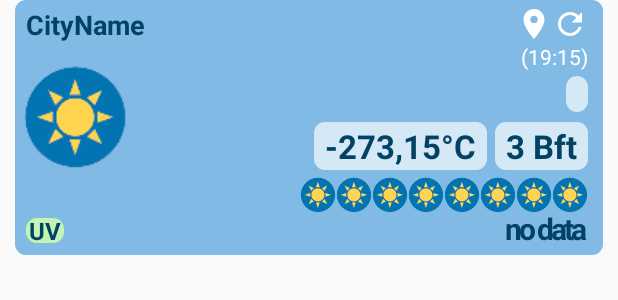
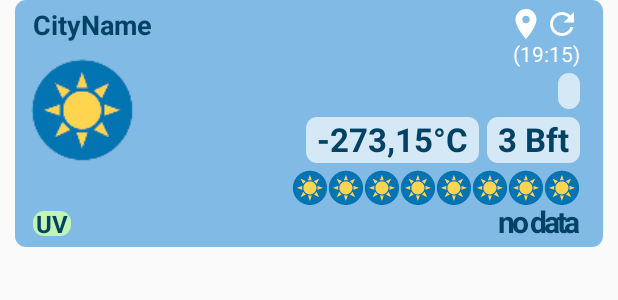
Before and after one commit to woheller69/weather, an Android app: the layout weather_widget.xml on its own in the app's theme, with its tools: preview values and no code run, on a phone screen of 412 x 824 dp. Shown: the top 300 px of the screen. Run offline under Robolectric (Android 15) with nearby library versions, the phone set to English and light mode, and no system bars.

Commit message:
Modifiy widget layouts

```diff
--- a/app/src/main/res/layout/weather_widget.xml
+++ b/app/src/main/res/layout/weather_widget.xml
@@ -24,7 +24,7 @@
         android:layout_height="wrap_content"
         android:adjustViewBounds="true"
         android:scaleType="centerCrop"
-        android:layout_marginStart="5dp"
+        android:layout_marginStart="10dp"
         android:layout_alignBottom="@+id/widget_temperature"
         android:src="@mipmap/weather_icon_10d" />
 
@@ -36,7 +36,7 @@
         android:textSize="18dp"
         android:textStyle="bold"
         android:paddingTop="4dp"
-        android:layout_marginStart="7dp"
+        android:layout_marginStart="12dp"
         android:textColor="@color/colorPrimaryDark" />
 
 
@@ -48,12 +48,12 @@
         android:textStyle="bold"
         android:text="@string/error_no_rain60min_data"
         android:letterSpacing="-0.1"
-        android:layout_marginEnd="3dp"
+        android:layout_marginEnd="8dp"
         android:layout_marginTop="-3dp"
         android:layout_below="@id/widget_8h"
         android:layout_alignParentEnd="true"
         android:paddingEnd="7dp"
-        android:paddingBottom="4dp"
+        android:paddingBottom="3dp"
         android:textColor="@color/colorPrimaryDark" />
 
     <TextView
@@ -67,7 +67,7 @@
         android:layout_below="@id/widget_8h"
         android:layout_alignParentStart="true"
         android:layout_alignBaseline="@id/widget_rain60min"
-        android:layout_marginStart="7dp"
+        android:layout_marginStart="12dp"
         android:paddingStart="2dp"
         android:paddingEnd="2dp"
         android:textColor="@color/colorPrimaryDark" />
@@ -78,6 +78,7 @@
         android:layout_height="wrap_content"
         android:scaleType="fitCenter"
         android:paddingTop="4dp"
+        android:paddingEnd="5dp"
         android:layout_marginEnd="10dp"
         android:background="@drawable/transparent_no_margin"
         android:layout_alignParentEnd="true"
@@ -101,9 +102,10 @@
         android:layout_height="wrap_content"
         android:text="(19:15)"
         android:textSize="14dp"
+        android:layout_marginTop="-2dp"
         android:layout_below="@id/widget_update"
         android:layout_alignParentEnd="true"
-        android:layout_marginEnd="10dp"
+        android:layout_marginEnd="15dp"
         android:textColor="#FFFFFF" />
 
     <TextView
@@ -116,9 +118,9 @@
         android:background="@drawable/rounded_grey"
         android:layout_below="@id/widget_sunrise_sunset"
         android:layout_toStartOf="@id/widget_wind"
-        android:layout_marginTop="3dp"
+        android:layout_marginTop="2dp"
         android:layout_marginEnd="5dp"
-        android:paddingTop="1dp"
+        android:paddingTop="0dp"
         android:paddingBottom="1dp"
         android:paddingRight="7dp"
         android:paddingLeft="7dp"
@@ -131,13 +133,13 @@
         android:text="3 Bft"
         android:textSize="22dp"
         android:textStyle="bold"
-        android:layout_marginTop="3dp"
+        android:layout_marginTop="2dp"
         android:layout_marginBottom="3dp"
         android:layout_below="@id/widget_sunrise_sunset"
         android:background="@drawable/rounded_grey"
         android:layout_alignParentEnd="true"
-        android:layout_marginEnd="10dp"
-        android:paddingTop="1dp"
+        android:layout_marginEnd="15dp"
+        android:paddingTop="0dp"
         android:paddingBottom="1dp"
         android:paddingRight="7dp"
         android:paddingLeft="7dp"
@@ -155,7 +157,7 @@
         android:layout_alignParentEnd="true"
         android:layout_marginBottom="3dp"
         android:layout_marginTop="3dp"
-        android:layout_marginEnd="10dp"
+        android:layout_marginEnd="15dp"
         android:paddingTop="1dp"
         android:paddingBottom="1dp"
         android:paddingRight="7dp"
@@ -170,7 +172,7 @@
         android:adjustViewBounds="true"
         android:scaleType="centerCrop"
         android:layout_marginTop="1dp"
-        android:layout_marginEnd="10dp"
+        android:layout_marginEnd="15dp"
         android:layout_below="@id/widget_wind"
         android:layout_alignParentEnd="true"
         android:src="@mipmap/weather_icon_10d" />
```
